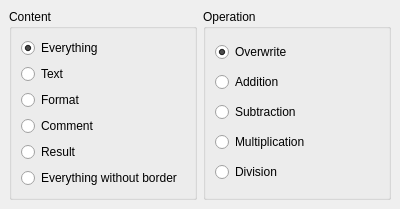
Qt form sheets/dialogs/SpecialPasteWidget.ui (KDE/calligra) before a commit.
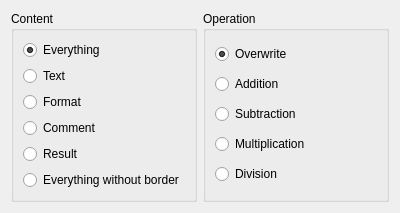
The same form after that commit.

Commit message:
Remove out-dated margin and spacing settings in UI files
sources of Kexi, Krita and Plan still need clean-up as well

thanks inge and boemann for review

The edit to the form file:
```diff
--- a/sheets/dialogs/SpecialPasteWidget.ui
+++ b/sheets/dialogs/SpecialPasteWidget.ui
@@ -29,24 +29,12 @@
    </rect>
   </property>
   <layout class="QHBoxLayout" >
-   <property name="margin" >
-    <number>9</number>
-   </property>
-   <property name="spacing" >
-    <number>6</number>
-   </property>
    <item>
     <widget class="QGroupBox" name="groupBox" >
      <property name="title" >
       <string>Content</string>
      </property>
      <layout class="QVBoxLayout" >
-      <property name="margin" >
-       <number>9</number>
-      </property>
-      <property name="spacing" >
-       <number>6</number>
-      </property>
       <item>
        <widget class="QRadioButton" name="everythingButton" >
         <property name="text" >
@@ -101,12 +89,6 @@
       <string>Operation</string>
      </property>
      <layout class="QVBoxLayout" >
-      <property name="margin" >
-       <number>9</number>
-      </property>
-      <property name="spacing" >
-       <number>6</number>
-      </property>
       <item>
        <widget class="QRadioButton" name="overwriteButton" >
         <property name="text" >
```
Left out of the diff: 1 changed line with no effect on the pictures. The commit also changes 21 other files.
